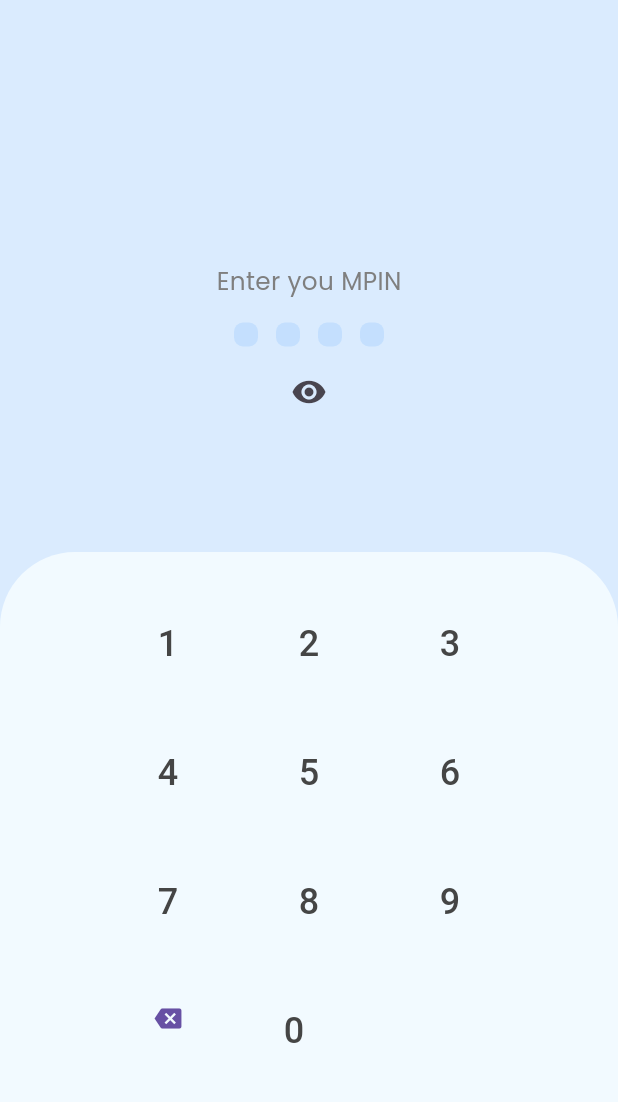
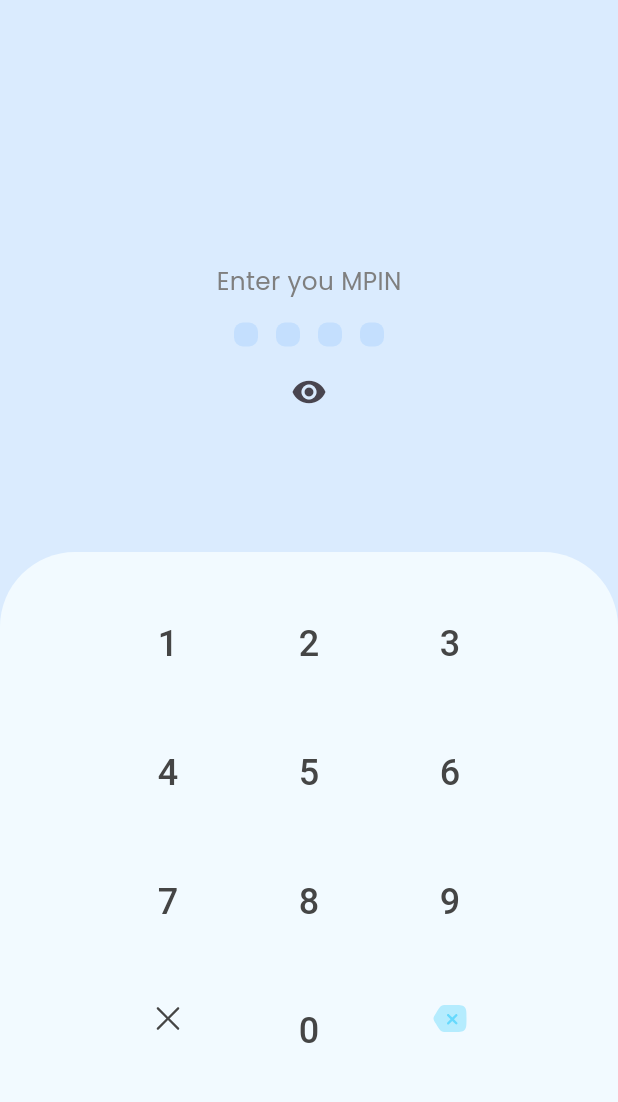
Before and after one commit to Bakemonos/BookingSystem, a Flutter app: the Signinmpinscreen screen opened directly, after a tap on "MPIN Login", on a phone screen of 412 x 824 dp, the part 84-1186 px from its top. Run offline on Flutter 3.47's test engine with Material 3 defaults, Android fonts, the phone set to English and light mode, and no system bars; our stand-ins replace flutter_svg; missing offline and left inert: flutter_verification_code.

Commit message:
Icons alignment version 1.0

```diff
--- a/lib/pages/signinmpinscreen.dart
+++ b/lib/pages/signinmpinscreen.dart
@@ -200,14 +200,26 @@ class _SigninState extends State<Signinmpinscreen> {
                                 ),
                                 const SizedBox(height: 20.0),
                                 Row(
+                                  mainAxisAlignment: MainAxisAlignment.center,
                                   children: [
                                     TextButton(
                                       onPressed: () =>
-                                          setState(() => enteredPin = ""),
-                                      child: const Icon(Icons.backspace),
+                                          setState(() => enteredPin = ''),
+                                      child: SvgPicture.asset("assets/x.svg"),
                                     ),
-                                    const SizedBox(width: 20.0),
+                                    const SizedBox(width: 30.0),
                                     numButton(0),
+                                    const SizedBox(width: 30.0),
+                                    TextButton(
+                                      onPressed: () => setState(() =>
+                                          enteredPin = enteredPin.isNotEmpty
+                                              ? enteredPin.substring(
+                                                  0, enteredPin.length - 1)
+                                              : enteredPin),
+                                      child: SvgPicture.asset(
+                                        "assets/backspace.svg",
+                                      ),
+                                    ),
                                   ],
                                 ),
                               ],
```
Also changed, not shown: assets/backspace.svg (added).
